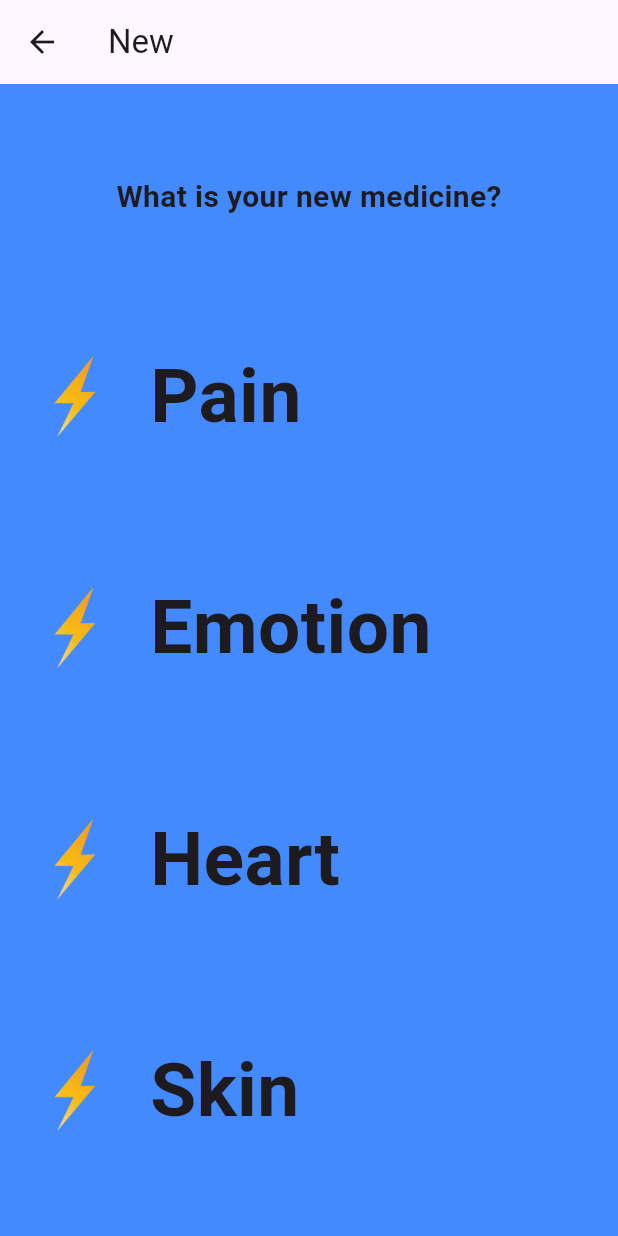
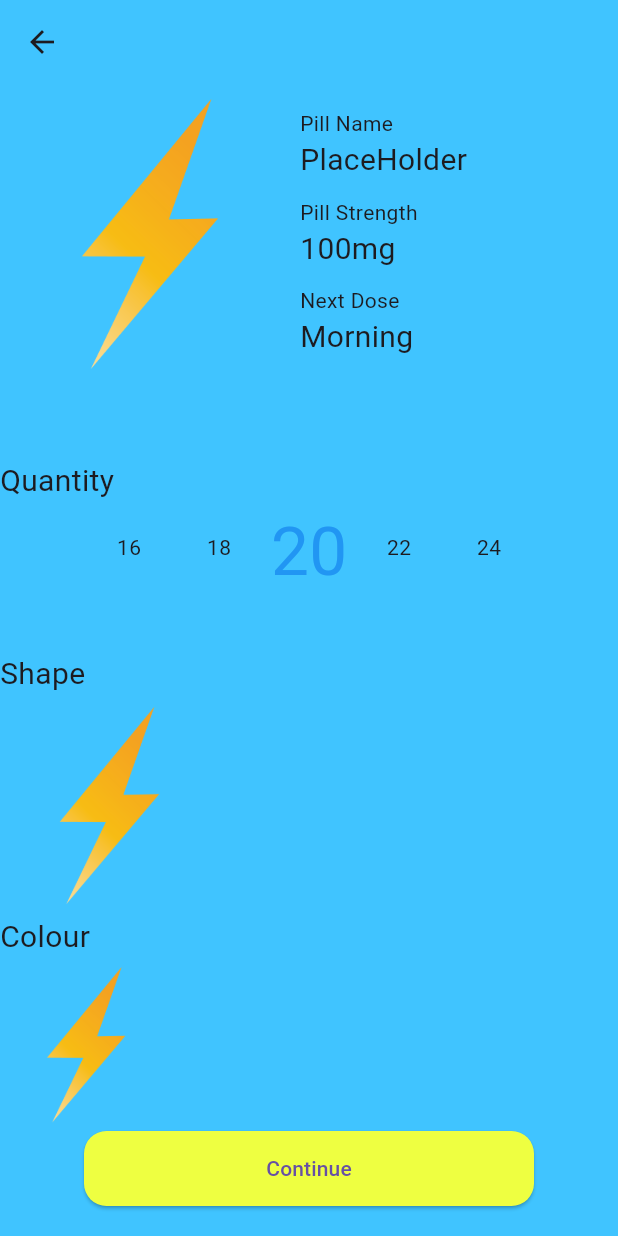
Before and after one commit to WillowSaysWhat/Enid-Tracker-Flutter, a Flutter app: the HomePage screen opened directly, after a tap on the "add" icon, on a phone screen of 412 x 824 dp. Run offline on Flutter 3.47's test engine with Material 3 defaults, Android fonts, the light colour scheme and no system bars; drawn by our look-alikes of numberpicker.

Commit message:
Changed the New Pill Screen.
new pill screen made better.
added the whole class attributes to the medicine panel file so now everything visualised in text and image is from the class.

```diff
--- a/enid_tracker/lib/logic/medicine_class.dart
+++ b/enid_tracker/lib/logic/medicine_class.dart
@@ -1,6 +1,10 @@
 class Medicines {
   // this is just a list really
   String medicine = 'Placeholder';
+  String strength = "100mg";
+  String timeOfDay = "Morning";
+  int quantity = 20;
+  String imageLocation = 'assets/logo.png';
 }
 
 // test object
--- a/enid_tracker/lib/screens/home_screen.dart
+++ b/enid_tracker/lib/screens/home_screen.dart
@@ -56,6 +56,9 @@ class _HomePageState extends State<HomePage> {
                 itemBuilder: (context, index) {
                   return MedicinePanel(
                     title: _panelData[index].medicine,
+                    strength: _panelData[index].strength,
+                    timeOfDay: _panelData[index].timeOfDay,
+                    quantity: _panelData[index].quantity,
                   );
                 },
               ),
--- a/enid_tracker/lib/screens/new_reminder_screen.dart
+++ b/enid_tracker/lib/screens/new_reminder_screen.dart
@@ -1,4 +1,7 @@
+import 'package:enid_tracker/widgets/pill_icon.dart';
 import 'package:flutter/material.dart';
+import 'package:numberpicker/numberpicker.dart';
+import 'package:enid_tracker/logic/medicine_class.dart';
 
 class NewReminderScreen extends StatefulWidget {
   const NewReminderScreen({super.key});
@@ -8,97 +11,157 @@ class NewReminderScreen extends StatefulWidget {
 }
 
 class _NewReminderScreenState extends State<NewReminderScreen> {
+  int currentValue = 20;
+
+  List<String> pillImages = [
+    one.imageLocation,
+    two.imageLocation,
+  ];
   @override
   Widget build(BuildContext context) {
     return Scaffold(
+      backgroundColor: Colors.lightBlueAccent,
       appBar: AppBar(
-        title: Text("New"),
+        backgroundColor: Colors.lightBlueAccent,
       ),
-      backgroundColor: Colors.blueAccent,
-      body: Flexible(
-        child: Padding(
-          padding: const EdgeInsets.all(20.0),
+      body: Column(
+        children: [
+          Flexible(
             child: Column(
-            mainAxisAlignment: MainAxisAlignment.spaceAround,
               children: [
+                Row(
+                  children: [
+                    Container(
+                      child: Image.asset(
+                        'assets/logo.png',
+                        width: 200,
+                      ),
+                    ),
+                    // Pill Details in Text
+                    Column(
+                      crossAxisAlignment: CrossAxisAlignment.start,
+                      children: [
+                        Text("Pill Name"),
                         Text(
-                'What is your new medicine?',
-                style: TextStyle(fontSize: 20.0, fontWeight: FontWeight.bold),
-              ),
-              // first selection
-              Container(
-                child: Row(
-                  children: [
-                    Image.asset(
-                      'assets/logo.png',
-                      height: 60.0,
+                          "PlaceHolder",
+                          style: const TextStyle(fontSize: 20),
                         ),
                         SizedBox(
-                      width: 20,
+                          height: 10,
                         ),
+                        Text("Pill Strength"),
                         Text(
-                      "Pain",
-                      style:
-                          TextStyle(fontSize: 50, fontWeight: FontWeight.bold),
+                          "100mg",
+                          style: const TextStyle(fontSize: 20),
+                        ),
+                        SizedBox(
+                          height: 10,
+                        ),
+                        Text("Next Dose"),
+                        Text(
+                          "Morning",
+                          style: const TextStyle(fontSize: 20),
+                        )
+                      ],
                     ),
                   ],
                 ),
+                SizedBox(
+                  height: 50,
                 ),
-              // second selection
                 Container(
-                child: Row(
+                  alignment: Alignment.centerLeft,
+                  child: Text(
+                    "Quantity",
+                    style: const TextStyle(fontSize: 20),
+                  ),
+                ),
+                Row(
+                  mainAxisAlignment: MainAxisAlignment.center,
                   children: [
-                    Image.asset(
-                      'assets/logo.png',
-                      height: 60.0,
+                    NumberPicker(
+                      axis: Axis.horizontal,
+                      itemHeight: 60,
+                      itemWidth: 60,
+                      minValue: 0,
+                      itemCount: 5,
+                      step: 2,
+                      selectedTextStyle:
+                          TextStyle(fontSize: 45, color: Colors.blue),
+                      haptics: true,
+                      maxValue: 100,
+                      value: currentValue,
+                      onChanged: (v) {
+                        setState(
+                          () {
+                            currentValue = v;
+                          },
+                        );
+                      },
+                    ),
+                  ],
                 ),
                 SizedBox(
-                      width: 20,
+                  height: 40,
                 ),
-                    Text("Emotion",
-                        style: TextStyle(
-                            fontSize: 50, fontWeight: FontWeight.bold)),
+                Container(
+                  alignment: Alignment.centerLeft,
+                  child: Text(
+                    "Shape",
+                    style: const TextStyle(fontSize: 20),
+                  ),
+                ),
+                Expanded(
+                  flex: 1,
+                  child: ListView(
+                    scrollDirection: Axis.horizontal,
+                    children: [
+                      Container(
+                        child: Image.asset(
+                          pillImages[0],
+                          height: 30,
+                        ),
+                      )
                     ],
                   ),
                 ),
-              // thrid selection
                 Container(
-                child: Row(
+                  alignment: Alignment.centerLeft,
+                  child: Text(
+                    "Colour",
+                    style: const TextStyle(fontSize: 20),
+                  ),
+                ),
+                Row(
                   children: [
-                    Image.asset(
-                      'assets/logo.png',
-                      height: 60.0,
+                    Container(
+                      height: 115,
+                      child: Image.asset(pillImages[0]),
+                    )
+                  ],
+                ),
+                Container(
+                  width: 300,
+                  height: 50,
+                  child: ElevatedButton(
+                    style: ElevatedButton.styleFrom(
+                      backgroundColor: Colors.limeAccent,
+                      shape: RoundedRectangleBorder(
+                        borderRadius: BorderRadius.circular(15),
+                      ),
+                    ),
+                    onPressed: () {},
+                    child: Text("Continue"),
+                  ),
                 ),
                 SizedBox(
-                      width: 20,
-                    ),
-                    Text("Heart",
-                        style: TextStyle(
-                            fontSize: 50, fontWeight: FontWeight.bold)),
-                  ],
-                ),
-              ),
-              // fourth selection
-              Container(
-                child: Row(
-                  children: [
-                    Image.asset(
-                      'assets/logo.png',
-                      height: 60.0,
-                    ),
-                    SizedBox(
-                      width: 20,
-                    ),
-                    Text("Skin",
-                        style: TextStyle(
-                            fontSize: 50, fontWeight: FontWeight.bold)),
+                  height: 20,
+                )
               ],
             ),
           ),
         ],
       ),
-        ),
-      ),
     );
   }
 }
--- a/enid_tracker/lib/widgets/medicine_panel.dart
+++ b/enid_tracker/lib/widgets/medicine_panel.dart
@@ -2,10 +2,16 @@ import 'package:flutter/material.dart';
 
 class MedicinePanel extends StatelessWidget {
   final String title;
+  final String strength;
+  final String timeOfDay;
+  final int quantity;
 
   const MedicinePanel({
     super.key,
     required this.title,
+    required this.strength,
+    required this.timeOfDay,
+    required this.quantity,
   });
 
   @override
@@ -44,9 +50,11 @@ class MedicinePanel extends StatelessWidget {
                     style: const TextStyle(fontSize: 40),
                   ),
                 ),
-                const Padding(
+                Padding(
                   padding: const EdgeInsets.all(8.0),
-                  child: Text('100mg'),
+                  child: Text(
+                    strength,
+                  ),
                 ),
               ],
             ),
@@ -55,7 +63,7 @@ class MedicinePanel extends StatelessWidget {
                 Padding(
                   padding: const EdgeInsets.only(left: 30),
                   child: Text(
-                    'Morning',
+                    timeOfDay,
                     style: const TextStyle(fontSize: 20),
                   ),
                 ),
@@ -67,7 +75,7 @@ class MedicinePanel extends StatelessWidget {
                 Padding(
                   padding: const EdgeInsets.only(left: 20, top: 40),
                   child: Text(
-                    '20',
+                    quantity.toString(),
                     style: TextStyle(fontWeight: FontWeight.bold, fontSize: 40),
                   ),
                 ),
@@ -75,7 +83,7 @@ class MedicinePanel extends StatelessWidget {
                   padding: const EdgeInsets.only(top: 30.0),
                   child: ElevatedButton(
                     onPressed: () {},
-                    child: const Text('Taken'),
+                    child: Text('Taken'),
                     style: ElevatedButton.styleFrom(
                       backgroundColor: Colors.limeAccent,
                       shape: RoundedRectangleBorder(
--- /dev/null
+++ b/enid_tracker/lib/widgets/pill_icon.dart
@@ -0,0 +1,18 @@
+import 'package:flutter/material.dart';
+
+class PillIcon extends StatelessWidget {
+  const PillIcon({super.key, required this.pillImages});
+
+  final String pillImages;
+
+  @override
+  Widget build(BuildContext context) {
+    return Container(
+      child: Image.asset(
+        pillImages,
+        width: 15,
+        height: 20,
+      ),
+    );
+  }
+}
--- a/enid_tracker/pubspec.yaml
+++ b/enid_tracker/pubspec.yaml
@@ -13,6 +13,7 @@ environment:
 dependencies:
   flutter:
     sdk: flutter
+  numberpicker: ^2.1.2
   settings_ui: ^2.0.2
 
 
```
Also changed, not shown: enid_tracker/pubspec.lock. Lines whose indentation alone changed are shown as unchanged.
